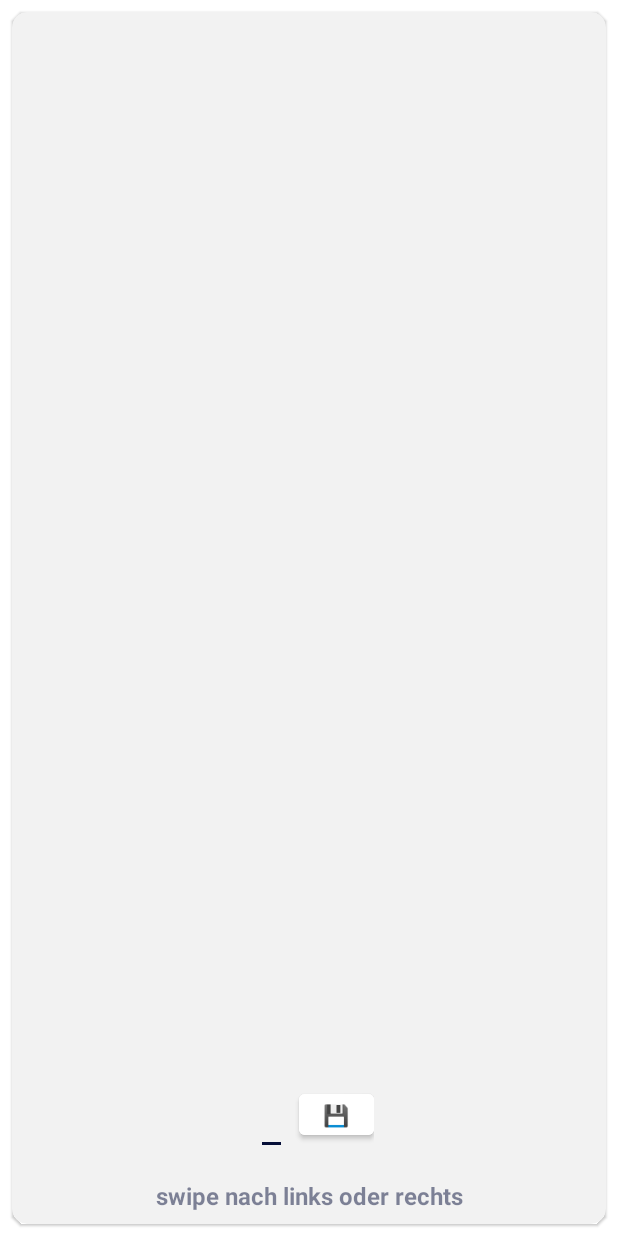
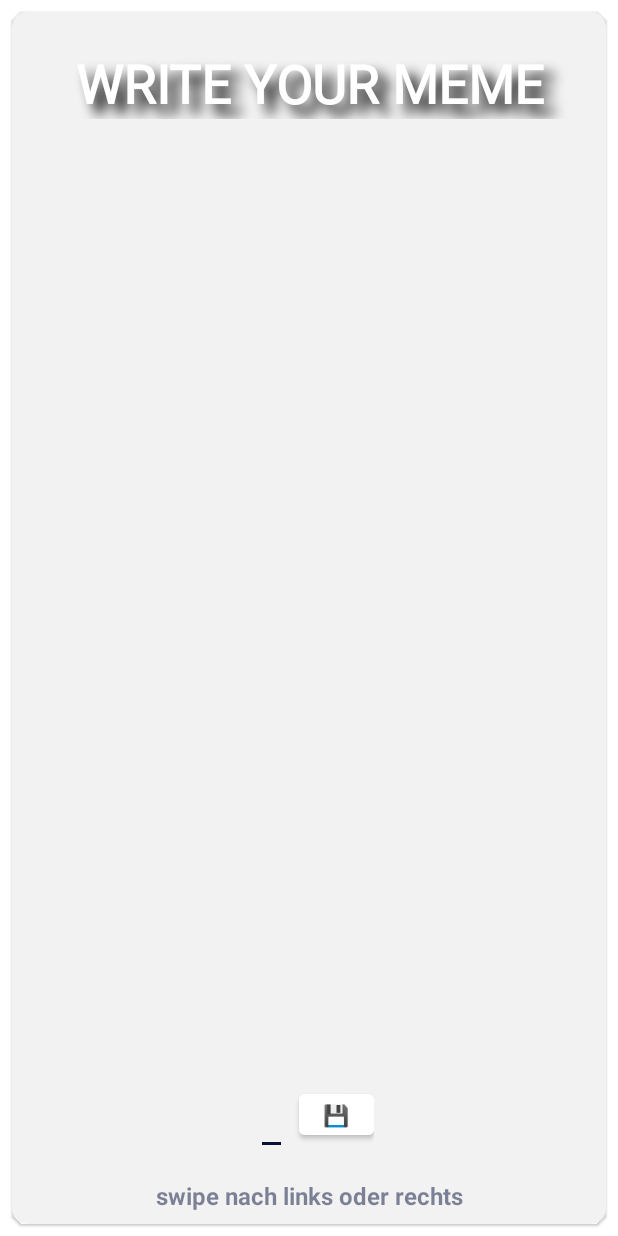
Before and after one commit to SI-Classroom-Batch-018/MemeAPISolution, an Android app: the layout list_item_meme.xml on its own in the app's theme, with its tools: preview values and no code run, on a phone screen of 412 x 824 dp. Run offline under Robolectric (Android 15) with nearby library versions, the phone set to English and light mode, and no system bars; Roboto replaces fonts that are not available here.

Commit message:
rework layout and rv adapter to use binding

```diff
--- a/app/src/main/res/layout/list_item_meme.xml
+++ b/app/src/main/res/layout/list_item_meme.xml
@@ -1,7 +1,9 @@
 <?xml version="1.0" encoding="utf-8"?>
-<com.google.android.material.card.MaterialCardView xmlns:android="http://schemas.android.com/apk/res/android"
+<layout xmlns:android="http://schemas.android.com/apk/res/android"
     xmlns:app="http://schemas.android.com/apk/res-auto"
-    xmlns:tools="http://schemas.android.com/tools"
+    xmlns:tools="http://schemas.android.com/tools">
+
+    <com.google.android.material.card.MaterialCardView
         android:layout_width="match_parent"
         android:layout_height="match_parent"
         android:layout_margin="8dp"
@@ -36,7 +38,7 @@
                 app:layout_constraintStart_toStartOf="parent">
 
                 <EditText
-                android:id="@+id/tvTitle"
+                    android:id="@+id/etTitle"
                     android:layout_width="wrap_content"
                     android:layout_height="wrap_content"
                     android:layout_margin="8dp"
@@ -75,6 +77,30 @@
                 app:layout_constraintEnd_toEndOf="parent"
                 app:layout_constraintStart_toStartOf="parent" />
 
+            <TextView
+                android:id="@+id/tvMeme"
+                android:layout_width="0dp"
+                android:layout_height="wrap_content"
+                android:layout_marginStart="16dp"
+                android:layout_marginTop="16dp"
+                android:layout_marginEnd="16dp"
+                android:fontFamily="@font/droid_sans_bold"
+                android:gravity="center_horizontal"
+                android:shadowColor="@color/black"
+                android:shadowDx="10"
+                android:shadowDy="10"
+                android:shadowRadius="10"
+                android:textAllCaps="true"
+                android:textColor="@color/white"
+                android:textSize="35sp"
+                android:textStyle="bold"
+                app:layout_constraintEnd_toEndOf="parent"
+                app:layout_constraintHorizontal_bias="0.498"
+                app:layout_constraintStart_toStartOf="parent"
+                app:layout_constraintTop_toTopOf="@+id/ivMeme"
+                tools:text="write your meme" />
+
         </androidx.constraintlayout.widget.ConstraintLayout>
 
     </com.google.android.material.card.MaterialCardView>
+</layout>
```
Also changed, not shown: app/src/main/java/de/syntax_institut/funappsvorlage/adapter/MemeAdapter.kt (+24 -21 lines). Lines whose indentation alone changed are shown as unchanged.
